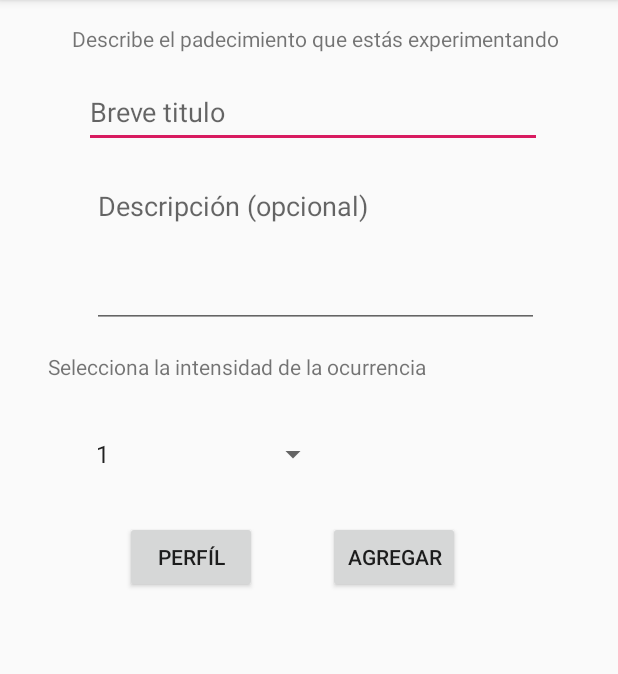
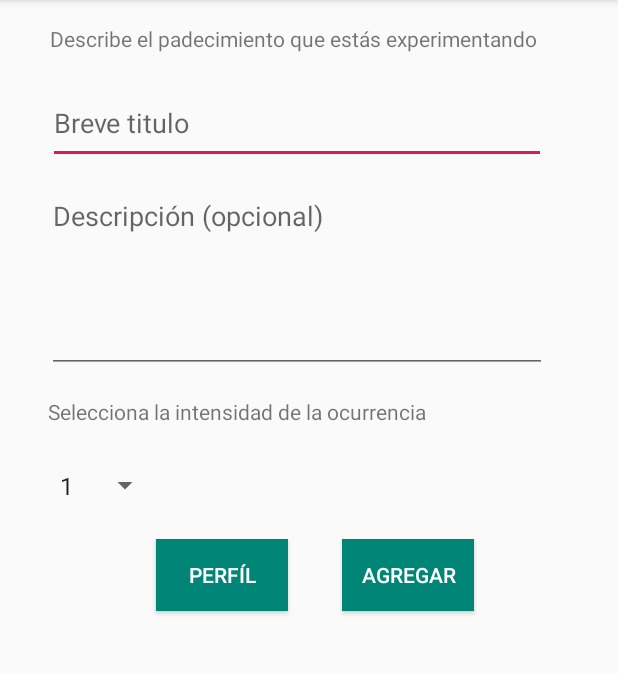
Before and after one commit to alucardthefish/my-symptom-app, an Android app: the addOccurenceActivity screen opened directly, with no data from a screen before it, on a phone screen of 412 x 824 dp, the part 84-758 px from its top. Run offline under Robolectric (Android 15) with nearby library versions, the phone set to English and light mode, and no system bars; our stand-ins replace Firebase (no records; nobody signed in at launch, a user with empty details on screens opened directly).

Commit message:
Add app color consistency to buttons and making bold texts

```diff
--- a/app/src/main/res/layout/activity_add_occurence.xml
+++ b/app/src/main/res/layout/activity_add_occurence.xml
@@ -17,33 +17,34 @@
         android:layout_marginRight="8dp"
         android:text="@string/tv_addOccurence"
         app:layout_constraintEnd_toEndOf="parent"
+        app:layout_constraintHorizontal_bias="0.277"
         app:layout_constraintStart_toStartOf="parent"
         app:layout_constraintTop_toTopOf="parent" />
 
     <EditText
         android:id="@+id/et_occurence_title"
-        android:layout_width="305dp"
-        android:layout_height="47dp"
+        android:layout_width="332dp"
+        android:layout_height="54dp"
         android:layout_marginStart="16dp"
         android:layout_marginLeft="16dp"
-        android:layout_marginTop="16dp"
+        android:layout_marginTop="20dp"
         android:layout_marginEnd="8dp"
         android:layout_marginRight="8dp"
         android:ems="10"
         android:hint="@string/hint_et_title"
         android:inputType="textPersonName"
         app:layout_constraintEnd_toEndOf="parent"
-        app:layout_constraintHorizontal_bias="0.487"
+        app:layout_constraintHorizontal_bias="0.29"
         app:layout_constraintStart_toStartOf="parent"
         app:layout_constraintTop_toBottomOf="@+id/tvAddOccurence" />
 
     <EditText
         android:id="@+id/et_description"
-        android:layout_width="298dp"
-        android:layout_height="104dp"
+        android:layout_width="333dp"
+        android:layout_height="127dp"
         android:layout_marginStart="16dp"
         android:layout_marginLeft="16dp"
-        android:layout_marginTop="16dp"
+        android:layout_marginTop="12dp"
         android:layout_marginEnd="8dp"
         android:layout_marginRight="8dp"
         android:ems="10"
@@ -51,7 +52,7 @@
         android:hint="@string/hint_et_desc"
         android:inputType="textMultiLine"
         app:layout_constraintEnd_toEndOf="parent"
-        app:layout_constraintHorizontal_bias="0.505"
+        app:layout_constraintHorizontal_bias="0.277"
         app:layout_constraintStart_toStartOf="parent"
         app:layout_constraintTop_toBottomOf="@+id/et_occurence_title" />
 
@@ -64,9 +65,11 @@
         android:layout_marginTop="12dp"
         android:layout_marginEnd="8dp"
         android:layout_marginRight="8dp"
+        android:background="@color/colorPrimary"
         android:text="@string/btn_addoccurence"
+        android:textColor="@android:color/white"
         app:layout_constraintEnd_toEndOf="parent"
-        app:layout_constraintHorizontal_bias="0.374"
+        app:layout_constraintHorizontal_bias="0.438"
         app:layout_constraintStart_toStartOf="parent"
         app:layout_constraintTop_toBottomOf="@+id/spinner" />
 
@@ -79,18 +82,20 @@
         android:layout_marginTop="12dp"
         android:layout_marginEnd="8dp"
         android:layout_marginRight="8dp"
+        android:background="@color/colorPrimary"
         android:text="@string/btn_gotoprofile"
+        android:textColor="@android:color/white"
         app:layout_constraintEnd_toStartOf="@+id/btn_add"
-        app:layout_constraintHorizontal_bias="0.566"
+        app:layout_constraintHorizontal_bias="0.722"
         app:layout_constraintStart_toStartOf="parent"
         app:layout_constraintTop_toBottomOf="@+id/spinner" />
 
     <Spinner
         android:id="@+id/spinner"
-        android:layout_width="163dp"
-        android:layout_height="65dp"
-        android:layout_marginStart="56dp"
-        android:layout_marginLeft="56dp"
+        android:layout_width="75dp"
+        android:layout_height="47dp"
+        android:layout_marginStart="32dp"
+        android:layout_marginLeft="32dp"
         android:layout_marginTop="16dp"
         app:layout_constraintStart_toStartOf="parent"
         app:layout_constraintTop_toBottomOf="@+id/tv_spinner_info" />
--- a/app/src/main/res/layout/activity_edit_occurence.xml
+++ b/app/src/main/res/layout/activity_edit_occurence.xml
@@ -41,6 +41,8 @@
         android:layout_marginStart="172dp"
         android:layout_marginLeft="172dp"
         android:layout_marginTop="28dp"
+        android:background="@color/colorPrimary"
+        android:textColor="@android:color/white"
         android:text="@string/btn_confirm"
         app:layout_constraintStart_toStartOf="parent"
         app:layout_constraintTop_toBottomOf="@+id/etEditDescription" />
@@ -52,6 +54,8 @@
         android:layout_marginStart="12dp"
         android:layout_marginLeft="12dp"
         android:layout_marginTop="28dp"
+        android:background="@color/colorPrimary"
+        android:textColor="@android:color/white"
         android:text="@string/btn_cancel"
         app:layout_constraintStart_toEndOf="@+id/btnConfirmEdition"
         app:layout_constraintTop_toBottomOf="@+id/etEditDescription" />
--- a/app/src/main/res/layout/activity_see_symptom.xml
+++ b/app/src/main/res/layout/activity_see_symptom.xml
@@ -103,7 +103,9 @@
         android:layout_marginStart="24dp"
         android:layout_marginLeft="24dp"
         android:layout_marginTop="16dp"
+        android:background="@color/deleteColorBG"
         android:text="@string/btn_delete"
+        android:textColor="@android:color/white"
         app:layout_constraintStart_toStartOf="parent"
         app:layout_constraintTop_toBottomOf="@+id/textViewForDesc" />
 
@@ -114,6 +116,8 @@
         android:layout_marginStart="36dp"
         android:layout_marginLeft="36dp"
         android:layout_marginTop="16dp"
+        android:background="@color/colorPrimary"
+        android:textColor="@android:color/white"
         android:text="@string/btn_update"
         app:layout_constraintStart_toEndOf="@+id/buttonDeleteSymptom"
         app:layout_constraintTop_toBottomOf="@+id/textViewForDesc" />
--- a/app/src/main/res/values/colors.xml
+++ b/app/src/main/res/values/colors.xml
@@ -3,4 +3,5 @@
     <color name="colorPrimary">#008577</color>
     <color name="colorPrimaryDark">#00574B</color>
     <color name="colorAccent">#D81B60</color>
+    <color name="deleteColorBG">#AE1829</color>
 </resources>
```
Also changed, not shown: app/src/main/java/com/sop/firebasech2/objetos/Adaptador.java (+14 -6 lines).
